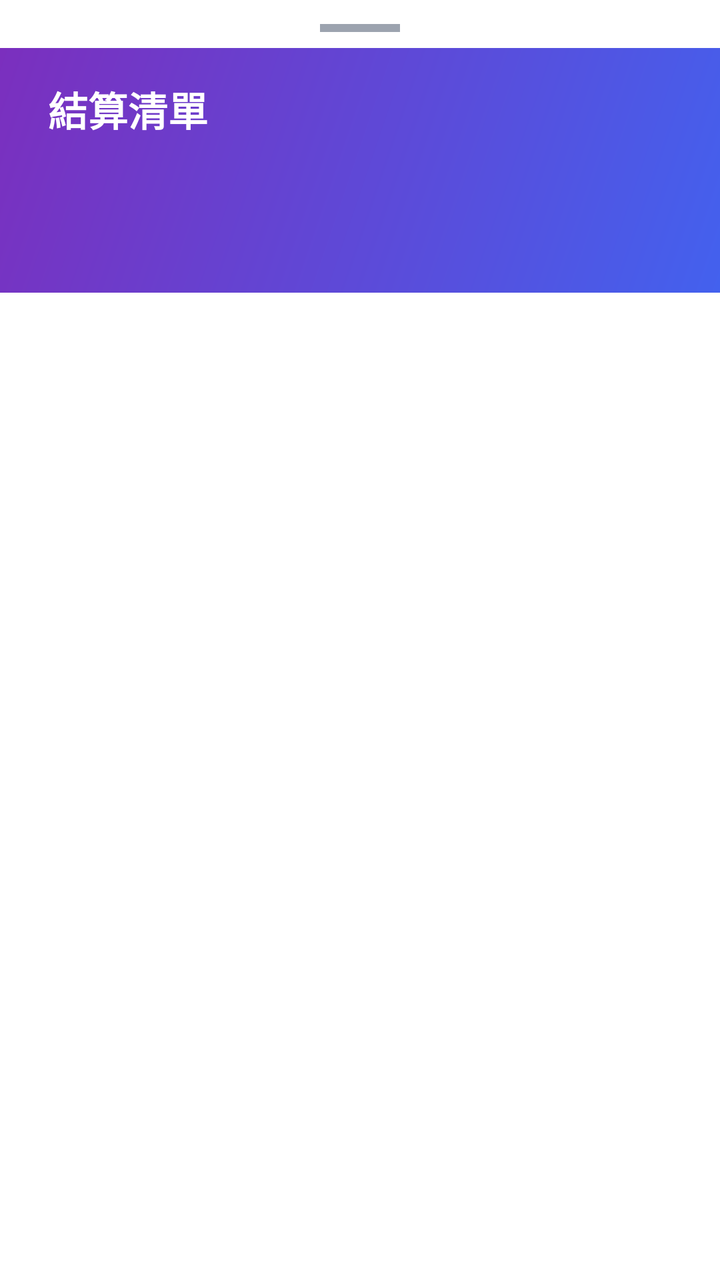
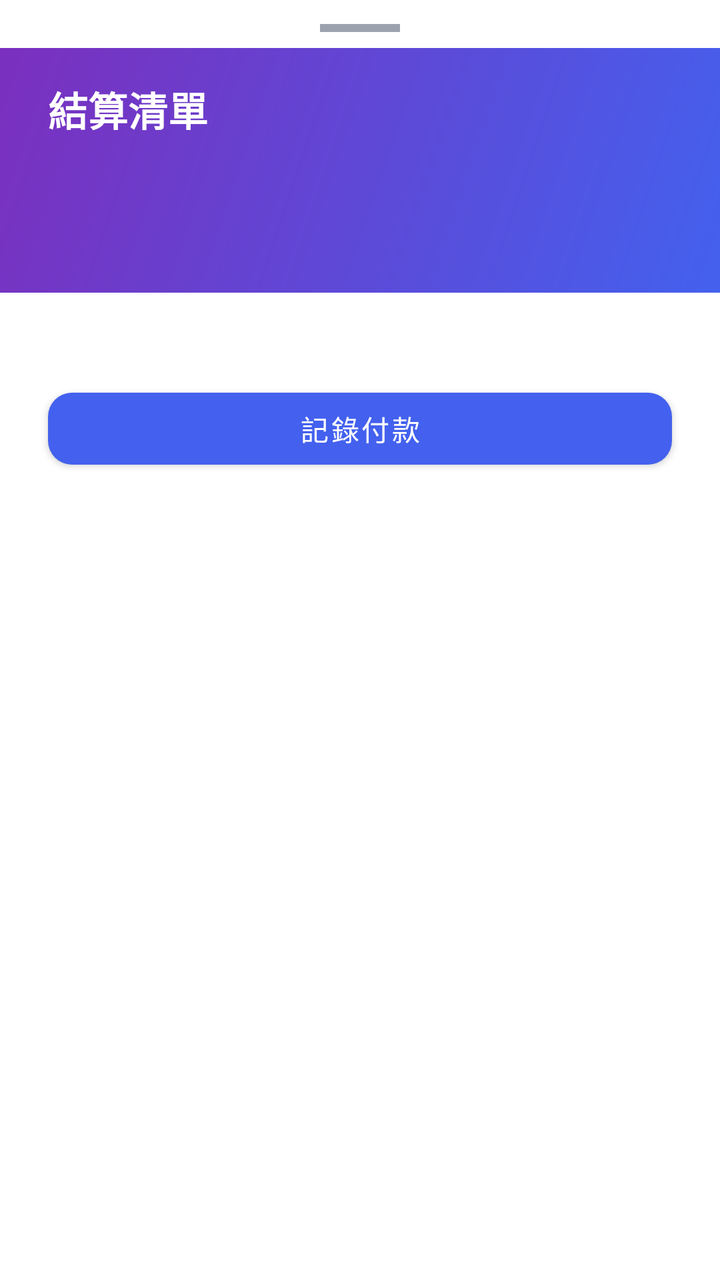

Before-and-after screenshots of an Android layout around one commit, followed by the original layout XML and the change that was made.
<!-- AndroidManifest.xml: application theme Theme.MyApplicationDemo -->
<!-- res/layout/fragment_settlement_bottom_sheet.xml -->
<?xml version="1.0" encoding="utf-8"?>
<LinearLayout xmlns:android="http://schemas.android.com/apk/res/android"
    android:layout_width="match_parent"
    android:layout_height="wrap_content"
    android:orientation="vertical"
    android:paddingBottom="32dp">

    
    <View
        android:layout_width="40dp"
        android:layout_height="4dp"
        android:layout_gravity="center_horizontal"
        android:layout_marginTop="12dp"
        android:layout_marginBottom="8dp"
        android:background="@color/color_text_hint"
        android:backgroundTint="@color/color_text_hint" />

    
    <LinearLayout
        android:layout_width="match_parent"
        android:layout_height="wrap_content"
        android:background="@drawable/bg_gradient_header"
        android:orientation="vertical"
        android:paddingHorizontal="24dp"
        android:paddingTop="16dp"
        android:paddingBottom="28dp">

        <TextView
            android:layout_width="wrap_content"
            android:layout_height="wrap_content"
            android:text="@string/title_settlement"
            android:textColor="@color/white"
            android:textSize="20sp"
            android:textStyle="bold" />

        <TextView
            android:id="@+id/tv_net_balance"
            android:layout_width="wrap_content"
            android:layout_height="wrap_content"
            android:layout_marginTop="6dp"
            android:textColor="@color/white"
            android:textSize="32sp"
            android:textStyle="bold" />
    </LinearLayout>

    
    <LinearLayout
        android:id="@+id/ll_settlement_items"
        android:layout_width="match_parent"
        android:layout_height="wrap_content"
        android:orientation="vertical"
        android:paddingHorizontal="24dp"
        android:paddingTop="20dp" />

    
    <TextView
        android:id="@+id/tv_settled"
        android:layout_width="wrap_content"
        android:layout_height="wrap_content"
        android:layout_gravity="center_horizontal"
        android:layout_marginTop="24dp"
        android:text="@string/label_settlement_settled"
        android:textColor="@color/color_settled"
        android:textSize="16sp"
        android:visibility="gone" />

</LinearLayout>
<!-- resources referenced by this layout -->
<resources>
  <color name="color_settled">#8D99AE</color>
  <color name="color_text_hint">#9CA3AF</color>
  <color name="white">#FFFFFFFF</color>
  <!-- drawable bg_gradient_header (drawable) -->
  <?xml version="1.0" encoding="utf-8"?>
  <shape xmlns:android="http://schemas.android.com/apk/res/android">
      <gradient
          android:angle="135"
          android:startColor="#4361EE"
          android:endColor="#7B2FBE"
          android:type="linear" />
  </shape>
  <string name="label_settlement_settled">此群組已結清 ✓</string>
  <string name="title_settlement">結算清單</string>
  <style name="Theme.MyApplicationDemo" parent="Theme.MaterialComponents.DayNight.DarkActionBar">
          <item name="colorPrimary">@color/color_primary</item>
          <item name="colorPrimaryVariant">@color/color_primary_dark</item>
          <item name="colorOnPrimary">@color/white</item>
          <item name="colorSecondary">@color/color_secondary</item>
          <item name="colorSecondaryVariant">@color/color_secondary</item>
          <item name="colorOnSecondary">@color/white</item>
          <item name="android:statusBarColor">@color/color_primary_dark</item>
          <item name="materialButtonStyle">@style/Widget.App.Button</item>
      </style>
  <color name="color_primary">#4361EE</color>
  <color name="color_primary_dark">#3350D4</color>
  <color name="color_secondary">#7B2FBE</color>
  <style name="Widget.App.Button" parent="Widget.MaterialComponents.Button">
          <item name="cornerRadius">12dp</item>
      </style>
</resources>

<!-- the commit's change to res/layout/fragment_settlement_bottom_sheet.xml (unified diff, before → after) -->
@@ -64,4 +64,15 @@
         android:textSize="16sp"
         android:visibility="gone" />
 
+    
+    <com.google.android.material.button.MaterialButton
+        android:id="@+id/btn_record_payment"
+        android:layout_width="match_parent"
+        android:layout_height="wrap_content"
+        android:layout_marginHorizontal="24dp"
+        android:layout_marginTop="24dp"
+        android:text="@string/btn_record_payment"
+        app:cornerRadius="12dp"
+        xmlns:app="http://schemas.android.com/apk/res-auto" />
+
 </LinearLayout>
<!-- resource entries referenced after the edit -->
@@ -12,6 +12,7 @@
           android:endColor="#7B2FBE"
           android:type="linear" />
   </shape>
+  <string name="btn_record_payment">記錄付款</string>
   <string name="label_settlement_settled">此群組已結清 ✓</string>
   <string name="title_settlement">結算清單</string>
   <style name="Theme.MyApplicationDemo" parent="Theme.MaterialComponents.DayNight.DarkActionBar">
